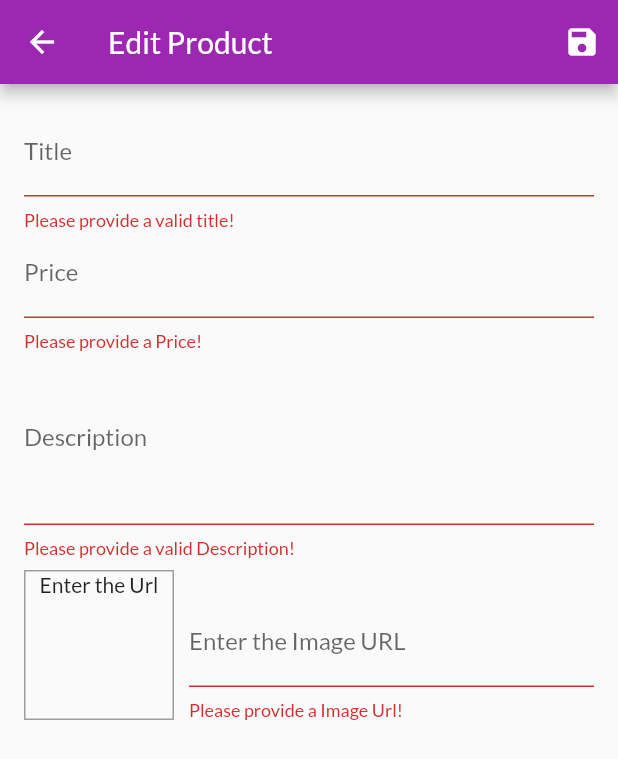
After one commit to arunjaswal2002/Shop_app, a Flutter app: the EditAddProductScreen screen opened by its route, after a tap on the "save" icon, on a phone screen of 412 x 824 dp. The commit adds this screen. Shown: the top 759 px of the screen. Run offline on Flutter 3.47's test engine with Material 2 defaults, Android fonts, the phone set to English and light mode, and no system bars; network calls fail.

Commit message:
Added A new Screen (edit and add  a new product)

```diff
--- a/lib/providers/products.dart
+++ b/lib/providers/products.dart
@@ -64,8 +64,16 @@ class Products with ChangeNotifier {
     return _items.where((prod) => prod.isFavorite).toList();
   }
 
-  void addProduct() {
+  void addProduct(Product product) {
     // _items.add(value);
+    final _pr = Product(
+        id: DateTime.now().toString(),
+        price: product.price,
+        description: product.description,
+        title: product.title,
+        imageUrl: product.imageUrl);
+
+      _items.add(_pr);
     notifyListeners();
   }
 }
--- /dev/null
+++ b/lib/screens/edit_addScreen.dart
@@ -0,0 +1,188 @@
+import 'package:flutter/material.dart';
+import '../providers/product.dart';
+import 'package:provider/provider.dart';
+import '../providers/products.dart';
+
+class EditAddProductScreen extends StatefulWidget {
+  const EditAddProductScreen({Key? key}) : super(key: key);
+  static const routeName = '/editAddScreen';
+
+  @override
+  State<EditAddProductScreen> createState() => _EditAddProductScreenState();
+}
+
+class _EditAddProductScreenState extends State<EditAddProductScreen> {
+  final _priceFocusNode = FocusNode();
+  final _descriptionFocusNode = FocusNode();
+  final _imageUrlController = TextEditingController();
+  final _form = GlobalKey<FormState>();
+  var _editableProduct =
+      Product(id: '', title: '', price: 0, description: '', imageUrl: '');
+
+  @override
+  void dispose() {
+    _priceFocusNode.dispose();
+    _descriptionFocusNode.dispose();
+    _imageUrlController.dispose();
+    super.dispose();
+  }
+
+  void _saveForm() {
+    final isValid = _form.currentState!.validate();
+    if (!isValid) {
+      return;
+    }
+    _form.currentState!.save();
+    Provider.of<Products>(context, listen: false).addProduct(_editableProduct);
+    Navigator.of(context).pop();
+  }
+
+  @override
+  Widget build(BuildContext context) {
+    return Scaffold(
+        appBar: AppBar(title: const Text('Edit Product'), actions: <Widget>[
+          IconButton(icon: Icon(Icons.save), onPressed: _saveForm)
+        ]),
+        body: Padding(
+          padding: const EdgeInsets.all(16),
+          child: Form(
+            key: _form,
+            child: ListView(children: <Widget>[
+              TextFormField(
+                decoration: InputDecoration(label: Text('Title')),
+                textInputAction: TextInputAction.next,
+                onFieldSubmitted: (_) {
+                  FocusScope.of(context).requestFocus(_priceFocusNode);
+                },
+                onSaved: (value) {
+                  _editableProduct = Product(
+                      title: value as String,
+                      id: _editableProduct.id,
+                      price: _editableProduct.price,
+                      imageUrl: _editableProduct.imageUrl,
+                      description: _editableProduct.description);
+                },
+                validator: (value) {
+                  if (value!.isEmpty) {
+                    return 'Please provide a valid title!';
+                  }
+
+                  return null;
+                },
+              ),
+              TextFormField(
+                decoration: InputDecoration(label: Text('Price')),
+                textInputAction: TextInputAction.next,
+                keyboardType: TextInputType.number,
+                focusNode: _priceFocusNode,
+                onFieldSubmitted: (_) {
+                  FocusScope.of(context).requestFocus(_descriptionFocusNode);
+                },
+                onSaved: (value) {
+                  _editableProduct = Product(
+                      title: _editableProduct.title,
+                      id: _editableProduct.id,
+                      price: double.parse(value as String),
+                      imageUrl: _editableProduct.imageUrl,
+                      description: _editableProduct.description);
+                },
+                validator: (value) {
+                  if (value!.isEmpty) {
+                    return 'Please provide a Price!';
+                  }
+
+                  if (double.tryParse(value) == null) {
+                    return 'Please enter a valid number';
+                  }
+
+                  if (double.parse(value) <= 0) {
+                    return 'Please enter a number greater than zero';
+                  }
+
+                  return null;
+                },
+              ),
+              TextFormField(
+                decoration: InputDecoration(label: Text('Description')),
+                maxLines: 4,
+                keyboardType: TextInputType.multiline,
+                focusNode: _descriptionFocusNode,
+                onSaved: (value) {
+                  _editableProduct = Product(
+                      title: _editableProduct.title,
+                      id: _editableProduct.id,
+                      price: _editableProduct.price,
+                      imageUrl: _editableProduct.imageUrl,
+                      description: value as String);
+                },
+                validator: (value) {
+                  if (value!.isEmpty) {
+                    return 'Please provide a valid Description!';
+                  }
+
+                  if (value.length < 10) {
+                    return 'Too short!';
+                  }
+                  return null;
+                },
+              ),
+              Row(
+                crossAxisAlignment: CrossAxisAlignment.end,
+                children: <Widget>[
+                  Container(
+                    width: 100,
+                    height: 100,
+                    margin: const EdgeInsets.only(top: 8, right: 10),
+                    decoration: BoxDecoration(
+                        border: Border.all(width: 1, color: Colors.grey)),
+                    child: _imageUrlController.text.isEmpty
+                        ? const Text(
+                            'Enter the Url',
+                            textAlign: TextAlign.center,
+                          )
+                        : FittedBox(
+                            child: Image.network(_imageUrlController.text,
+                                fit: BoxFit.cover)),
+                  ),
+                  Expanded(
+                    child: TextFormField(
+                      decoration: const InputDecoration(
+                          labelText: 'Enter the Image URL'),
+                      keyboardType: TextInputType.url,
+                      textInputAction: TextInputAction.done,
+                      controller: _imageUrlController,
+                      onFieldSubmitted: (_) {
+                        _saveForm();
+                        setState(() {});
+                      },
+                      onSaved: (value) {
+                        _editableProduct = Product(
+                            title: _editableProduct.title,
+                            id: _editableProduct.id,
+                            price: _editableProduct.price,
+                            imageUrl: value as String,
+                            description: _editableProduct.description);
+                      },
+                      validator: (value) {
+                        if (value!.isEmpty) {
+                          return 'Please provide a Image Url!';
+                        }
+                        if (!value.startsWith('http') &&
+                            !value.startsWith('https') &&
+                            !value.endsWith('.jpg') &&
+                            !value.endsWith('.png') &&
+                            !value.endsWith('.jpeg')) {
+                          return 'Please provide a valid Url';
+                        }
+
+                        return null;
+                      },
+                    ),
+                  )
+                ],
+              )
+            ]),
+          ),
+        ));
+  }
+}
--- a/lib/widgets/app_drawer.dart
+++ b/lib/widgets/app_drawer.dart
@@ -1,5 +1,6 @@
 import 'package:flutter/material.dart';
-import 'package:shop_app/screens/ordersScreen.dart';
+import '/screens/ordersScreen.dart';
+import '/screens/user_products_screen.dart';
 
 class AppDrawer extends StatelessWidget {
   // const AppDrawer({Key? key}) : super(key: key);
@@ -23,6 +24,14 @@ class AppDrawer extends StatelessWidget {
           onTap: () {
             Navigator.of(context).pushReplacementNamed(OrdersScreen.routeName);
           }),
+      const Divider(),
+      ListTile(
+          leading: const Icon(Icons.edit),
+          title: const Text('Manage Products'),
+          onTap: () {
+            Navigator.of(context)
+                .pushReplacementNamed(UserProductsScreen.routename);
+          }),
     ]));
   }
 }
```
Also changed, not shown: lib/main.dart (+6 -2 lines), lib/screens/user_products_screen.dart (added, +37 -0 lines), lib/widgets/user_product_item.dart (added, +26 -0 lines).
